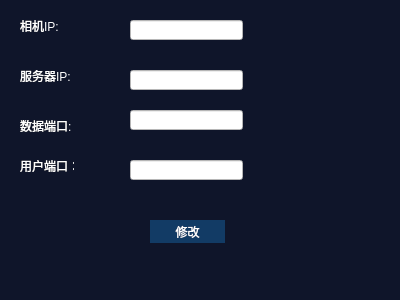
seafrog1984/QTIRScan, file IRScan/IRScan/SettingDlg.ui: the form before one commit.
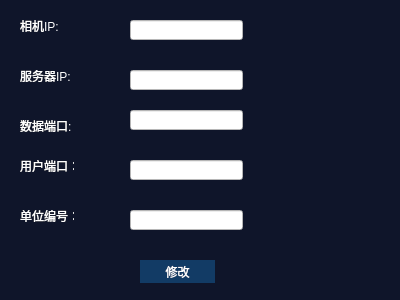
The form after the commit.

The edit to the form file:
```diff
--- a/IRScan/IRScan/SettingDlg.ui
+++ b/IRScan/IRScan/SettingDlg.ui
@@ -52,8 +52,8 @@
   <widget class="QPushButton" name="btn_set_Par">
    <property name="geometry">
     <rect>
-     <x>150</x>
-     <y>220</y>
+     <x>140</x>
+     <y>260</y>
      <width>75</width>
      <height>23</height>
     </rect>
@@ -131,6 +131,29 @@
     </rect>
    </property>
   </widget>
+  <widget class="QLabel" name="label_5">
+   <property name="geometry">
+    <rect>
+     <x>20</x>
+     <y>210</y>
+     <width>54</width>
+     <height>12</height>
+    </rect>
+   </property>
+   <property name="text">
+    <string>单位编号：</string>
+   </property>
+  </widget>
+  <widget class="QLineEdit" name="lineEdit_hosCode">
+   <property name="geometry">
+    <rect>
+     <x>130</x>
+     <y>210</y>
+     <width>113</width>
+     <height>20</height>
+    </rect>
+   </property>
+  </widget>
  </widget>
  <layoutdefault spacing="6" margin="11"/>
  <resources/>
```
